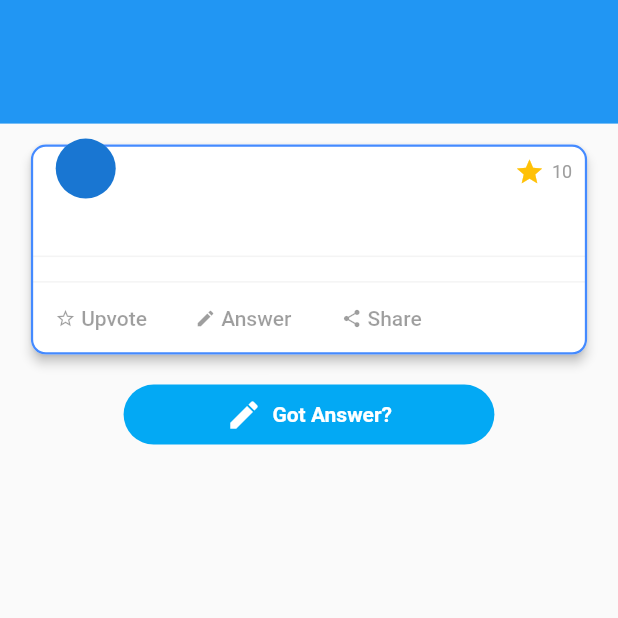
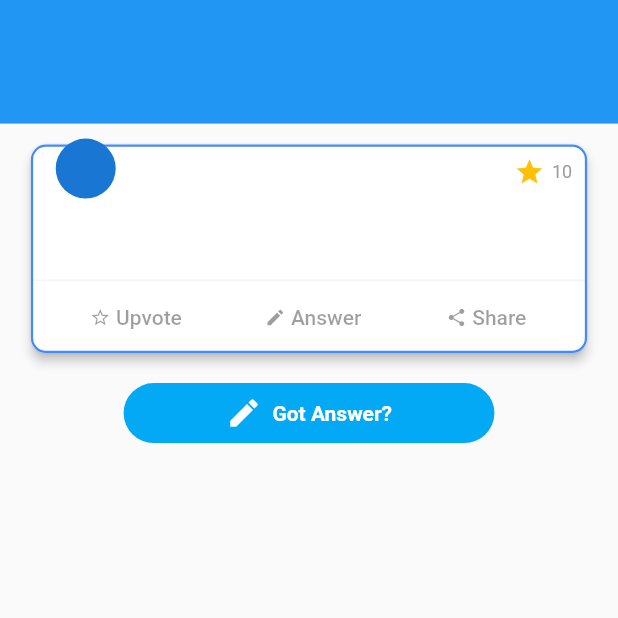
Before and after one commit to ChHannan/knctu, a Flutter app: the QuestionDetailScreen screen opened directly with empty values, on a phone screen of 412 x 824 dp, the top half of it. Run offline on Flutter 3.47's test engine with Material 2 defaults, Android fonts, the phone set to English and light mode, and no system bars; our stand-ins replace carousel_slider, flutter_tags, page_transition, simple_animations; generated files the repository leaves out were written again; network calls fail.

Commit message:
Fixed divider appearing on Question

```diff
--- a/lib/widgets/question/question_toolbar.dart
+++ b/lib/widgets/question/question_toolbar.dart
@@ -30,13 +30,14 @@ class QuestionToolbar extends StatelessWidget {
             commentsCount: commentsCount,
             shares: shares,
             views: views,
-            answers: answers),
+            answers: answers,
+            isQuestion: isQuestion),
         Container(
           color: Colors.grey.withAlpha(30),
           height: 1,
         ),
         Row(
-          mainAxisAlignment: MainAxisAlignment.start,
+          mainAxisAlignment: MainAxisAlignment.spaceEvenly,
           children: <Widget>[
             QuestionToolbarOption(
               icon: Icons.star_border,
@@ -141,7 +142,7 @@ class InfoPanel extends StatelessWidget {
       children: <Widget>[
         Container(
           color: Colors.grey.withAlpha(30),
-          height: _noInfo ? 0 : 1,
+          height: (_noInfo || isQuestion) ? 0 : 1,
         ),
         _noInfo
             ? Container()
```
